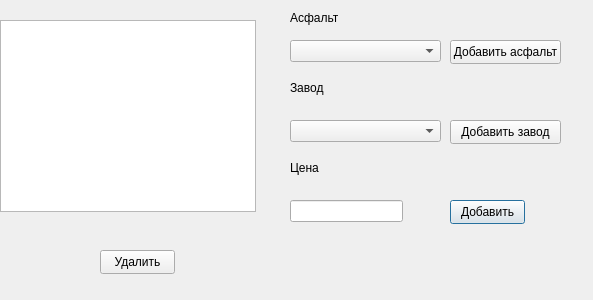
onel6un/asphprod, file dlg_price.ui: the form before one commit.
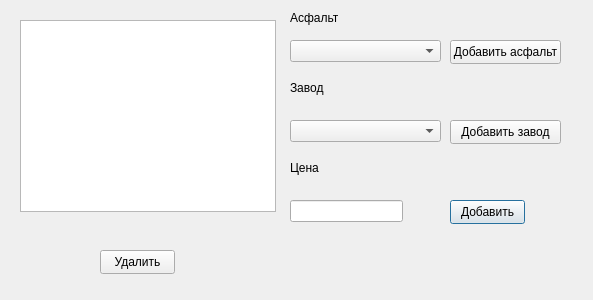
The form after the commit.

Patch:
```diff
--- a/dlg_price.ui
+++ b/dlg_price.ui
@@ -137,7 +137,7 @@
   <widget class="QListWidget" name="listPrice">
    <property name="geometry">
     <rect>
-     <x>0</x>
+     <x>20</x>
      <y>20</y>
      <width>256</width>
      <height>192</height>
```
Left out of the diff: 2 changed lines with no effect on the pictures.
